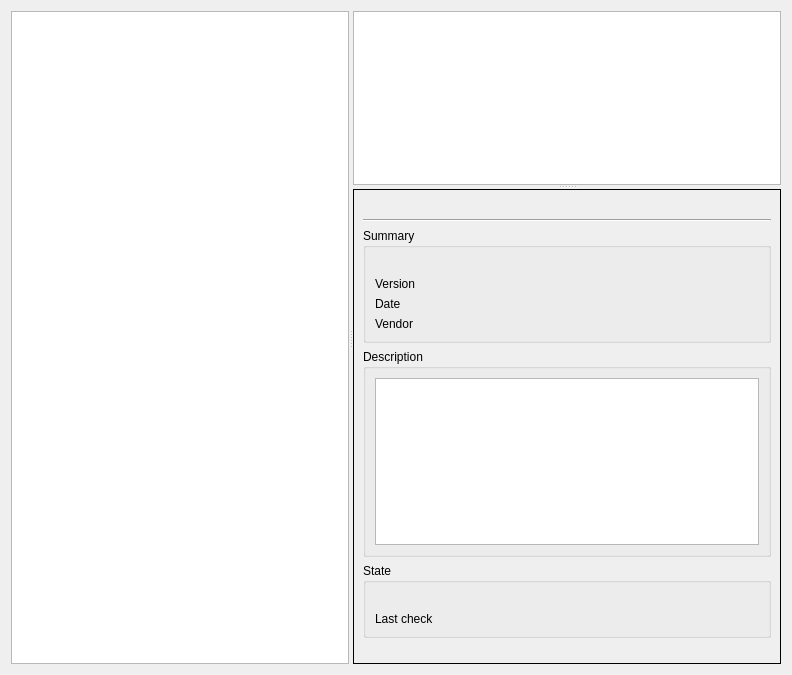
The window that libs/datapackutils/widgets/servereditor.ui (FreeHealth/freehealth) describes before a commit, drawn with Qt 5.
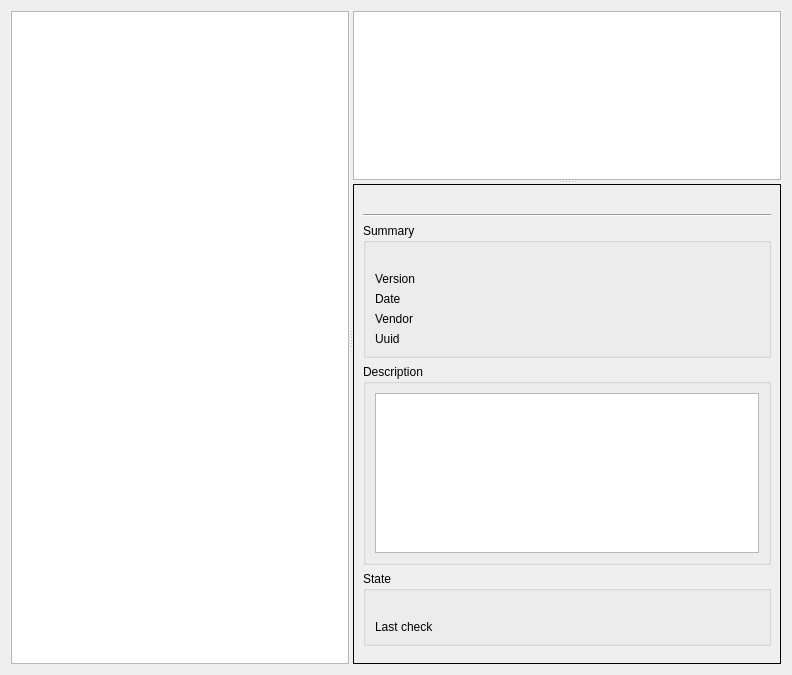
The same window after the commit. The open tabs and pages were chosen to show the change. Custom widgets are drawn as their Qt base class.

Commit message: datapack adding a server uuid (that will be used in the install path of packs)

Patch:
```diff
--- a/libs/datapackutils/widgets/servereditor.ui
+++ b/libs/datapackutils/widgets/servereditor.ui
@@ -170,6 +170,20 @@
               </property>
              </widget>
             </item>
+            <item row="5" column="0">
+             <widget class="QLabel" name="label_4">
+              <property name="text">
+               <string>Uuid</string>
+              </property>
+             </widget>
+            </item>
+            <item row="5" column="1" colspan="3">
+             <widget class="QLabel" name="serverUuid">
+              <property name="text">
+               <string/>
+              </property>
+             </widget>
+            </item>
            </layout>
           </widget>
          </item>
```
Left out of the diff: 2 changed lines with no effect on the pictures. The commit also changes 4 other files.
